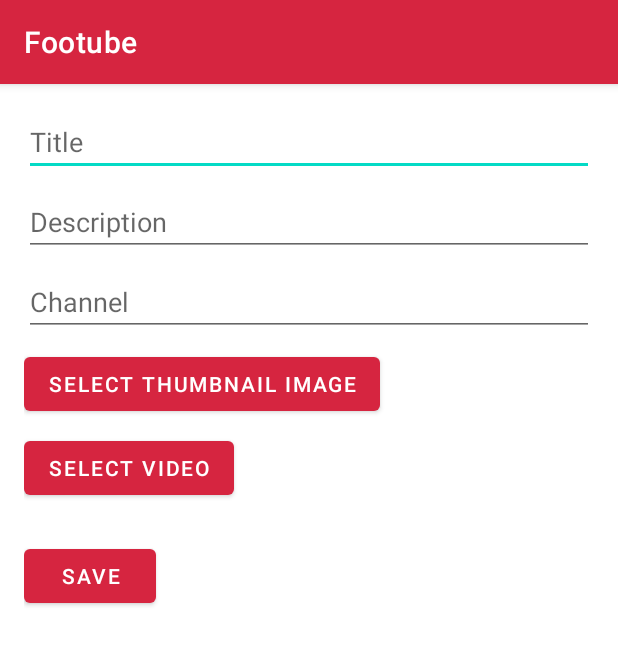
After one commit to ayalbir/Android, an Android app: the AddEditVideoActivity screen opened directly, with no data from a screen before it, on a phone screen of 412 x 824 dp. The commit adds this screen. Shown: the top 645 px of the screen. Run offline under Robolectric (Android 15) with nearby library versions, the phone set to English and light mode, and no system bars.

Commit message:
add editDeleteAdd to videos

```diff
--- a/app/src/main/AndroidManifest.xml
+++ b/app/src/main/AndroidManifest.xml
@@ -12,6 +12,9 @@
         android:supportsRtl="true"
         android:theme="@style/Theme.MitkademAyalDvirElay"
         tools:targetApi="31">
+        <activity
+            android:name=".AddEditVideoActivity"
+            android:exported="false" />
         <activity
             android:name=".VideoPlayerActivity"
             android:exported="false" />
--- /dev/null
+++ b/app/src/main/java/com/example/mitkademayaldvirelay/AddEditVideoActivity.java
@@ -0,0 +1,147 @@
+package com.example.mitkademayaldvirelay;
+
+import static android.Manifest.permission.READ_EXTERNAL_STORAGE;
+import static android.content.pm.PackageManager.PERMISSION_GRANTED;
+
+import android.content.Intent;
+import android.net.Uri;
+import android.os.Bundle;
+import android.provider.MediaStore;
+import android.view.View;
+import android.widget.Button;
+import android.widget.EditText;
+import android.widget.ImageView;
+import android.widget.Toast;
+
+import androidx.annotation.NonNull;
+import androidx.annotation.Nullable;
+import androidx.appcompat.app.AppCompatActivity;
+import androidx.core.app.ActivityCompat;
+import androidx.core.content.ContextCompat;
+
+import com.example.mitkademayaldvirelay.classes.Video;
+import com.example.mitkademayaldvirelay.classes.VideoManager;
+
+import java.util.Objects;
+
+
+public class AddEditVideoActivity extends AppCompatActivity {
+    private static final int PICK_IMAGE_REQUEST = 1;
+    private static final int PICK_VIDEO_REQUEST = 2;
+    private static final int PERMISSION_REQUEST_CODE = 3;
+
+    private EditText etTitle, etDescription, etChannel;
+    private ImageView ivThumbnail;
+    private Uri imageUri, videoUri;
+    private Video video;
+    private boolean isEditMode = false;
+
+
+    @Override
+    protected void onCreate(Bundle savedInstanceState) {
+        super.onCreate(savedInstanceState);
+        setContentView(R.layout.activity_add_edit_video);
+
+        etTitle = findViewById(R.id.etTitle);
+        etDescription = findViewById(R.id.etDescription);
+        etChannel = findViewById(R.id.etChannel);
+        Button btnSave = findViewById(R.id.btnSaveEditVideo);
+        Button btnSelectImage = findViewById(R.id.btnSelectImage);
+        Button btnSelectVideo = findViewById(R.id.btnChooseVid);
+        ivThumbnail = findViewById(R.id.ivThumbnail);
+
+
+        int videoId = getIntent().getIntExtra("videoId", -1);
+        if (videoId != -1) {
+            isEditMode = true;
+            video = VideoManager.getVideoManager().getVideoById(videoId);
+            if (video != null) {
+                etTitle.setText(video.getTitle());
+                etDescription.setText(video.getDescription());
+                etChannel.setText(video.getChannel());
+                imageUri = Uri.parse(video.getThumbnail());
+                videoUri = Uri.parse(video.getMp4file());
+                ivThumbnail.setImageURI(imageUri);
+            }
+        } else {
+            video = new Video();
+        }
+
+
+        btnSelectImage.setOnClickListener(v -> {
+            if (ContextCompat.checkSelfPermission(AddEditVideoActivity.this, READ_EXTERNAL_STORAGE) != PERMISSION_GRANTED) {
+                ActivityCompat.requestPermissions(AddEditVideoActivity.this, new String[]{READ_EXTERNAL_STORAGE}, PERMISSION_REQUEST_CODE);
+            } else {
+                openGallery(PICK_IMAGE_REQUEST);
+            }
+        });
+
+        btnSelectVideo.setOnClickListener(v -> {
+            if (ContextCompat.checkSelfPermission(AddEditVideoActivity.this, READ_EXTERNAL_STORAGE) != PERMISSION_GRANTED) {
+                ActivityCompat.requestPermissions(AddEditVideoActivity.this, new String[]{READ_EXTERNAL_STORAGE}, PERMISSION_REQUEST_CODE);
+            } else {
+                openGallery(PICK_VIDEO_REQUEST);
+            }
+        });
+
+        btnSave.setOnClickListener(new View.OnClickListener() {
+            @Override
+            public void onClick(View v) {
+                saveVideo();
+            }
+        });
+
+        btnSave.setOnClickListener(v -> saveVideo());
+    }
+
+    private void openGallery(int requestCode) {
+        Intent intent = new Intent(Intent.ACTION_PICK, MediaStore.Images.Media.EXTERNAL_CONTENT_URI);
+        if (requestCode == PICK_VIDEO_REQUEST) {
+            intent.setType("video/*");
+        }
+        startActivityForResult(intent, requestCode);
+    }
+
+    @Override
+    protected void onActivityResult(int requestCode, int resultCode, @Nullable Intent data) {
+        super.onActivityResult(requestCode, resultCode, data);
+        if (resultCode == RESULT_OK && data != null && data.getData() != null) {
+            if (requestCode == PICK_IMAGE_REQUEST) {
+                imageUri = data.getData();
+                ivThumbnail.setImageURI(imageUri);
+            } else if (requestCode == PICK_VIDEO_REQUEST) {
+                videoUri = data.getData();
+                Toast.makeText(this, "Video selected: " + videoUri.toString(), Toast.LENGTH_SHORT).show();
+            }
+        }
+    }
+
+    @Override
+    public void onRequestPermissionsResult(int requestCode, @NonNull String[] permissions, @NonNull int[] grantResults) {
+        super.onRequestPermissionsResult(requestCode, permissions, grantResults);
+        if (requestCode == PERMISSION_REQUEST_CODE) {
+            if (grantResults.length > 0 && grantResults[0] == PERMISSION_GRANTED) {
+                openGallery(requestCode == PICK_IMAGE_REQUEST ? PICK_IMAGE_REQUEST : PICK_VIDEO_REQUEST);
+            } else {
+                Toast.makeText(this, "Permission Denied", Toast.LENGTH_SHORT).show();
+            }
+        }
+    }
+
+    private void saveVideo() {
+        video.setTitle(Objects.requireNonNull(etTitle.getText()).toString());
+        video.setDescription(Objects.requireNonNull(etDescription.getText()).toString());
+        video.setChannel(Objects.requireNonNull(etChannel.getText()).toString());
+        video.setThumbnail(imageUri != null ? imageUri.toString() : "");
+        video.setMp4file(videoUri != null ? videoUri.toString() : "");
+
+        if (isEditMode) {
+            VideoManager.getVideoManager().updateVideo(video);
+        } else {
+            VideoManager.getVideoManager().addVideo(video);
+        }
+
+        setResult(RESULT_OK, new Intent());
+        finish();
+    }
+}
--- /dev/null
+++ b/app/src/main/res/layout/activity_add_edit_video.xml
@@ -0,0 +1,58 @@
+<?xml version="1.0" encoding="utf-8"?>
+<LinearLayout xmlns:android="http://schemas.android.com/apk/res/android"
+    android:layout_width="match_parent"
+    android:layout_height="match_parent"
+    android:orientation="vertical"
+    android:padding="16dp">
+
+    <EditText
+        android:id="@+id/etTitle"
+        android:layout_width="match_parent"
+        android:layout_height="wrap_content"
+        android:hint="Title"
+        android:layout_marginBottom="8dp" />
+
+    <EditText
+        android:id="@+id/etDescription"
+        android:layout_width="match_parent"
+        android:layout_height="wrap_content"
+        android:hint="Description"
+        android:layout_marginBottom="8dp" />
+
+    <EditText
+        android:id="@+id/etChannel"
+        android:layout_width="match_parent"
+        android:layout_height="wrap_content"
+        android:hint="Channel"
+        android:layout_marginBottom="8dp" />
+
+    <Button
+        android:id="@+id/btnSelectImage"
+        android:layout_width="wrap_content"
+        android:layout_height="wrap_content"
+        android:text="Select Thumbnail Image"
+        android:layout_marginBottom="8dp" />
+
+    <ImageView
+        android:id="@+id/ivThumbnail"
+        android:layout_width="match_parent"
+        android:layout_height="200dp"
+        android:scaleType="centerCrop"
+        android:layout_marginBottom="8dp"
+        android:visibility="gone" />
+
+    <Button
+        android:id="@+id/btnChooseVid"
+        android:layout_width="wrap_content"
+        android:layout_height="wrap_content"
+        android:text="Select Video"
+        android:layout_marginBottom="8dp" />
+
+    <Button
+        android:id="@+id/btnSaveEditVideo"
+        android:layout_width="wrap_content"
+        android:layout_height="wrap_content"
+        android:text="Save"
+        android:layout_marginTop="16dp" />
+
+</LinearLayout>
```
Also changed, not shown: app/src/main/java/com/example/mitkademayaldvirelay/MainActivity.java (+5 -3 lines), app/src/main/java/com/example/mitkademayaldvirelay/VideoPlayerActivity.java (+39 -22 lines), app/src/main/java/com/example/mitkademayaldvirelay/adapters/VideoListAdapter.java (+34 -11 lines), app/src/main/java/com/example/mitkademayaldvirelay/classes/Comment.java (added, +29 -0 lines), app/src/main/java/com/example/mitkademayaldvirelay/classes/Video.java (+6 -6 lines), app/src/main/java/com/example/mitkademayaldvirelay/classes/VideoManager.java (+21 -0 lines), app/src/main/res/layout/comment_item.xml (+10 -1 lines), app/src/main/res/menu/nav_menu.xml (+5 -5 lines).
